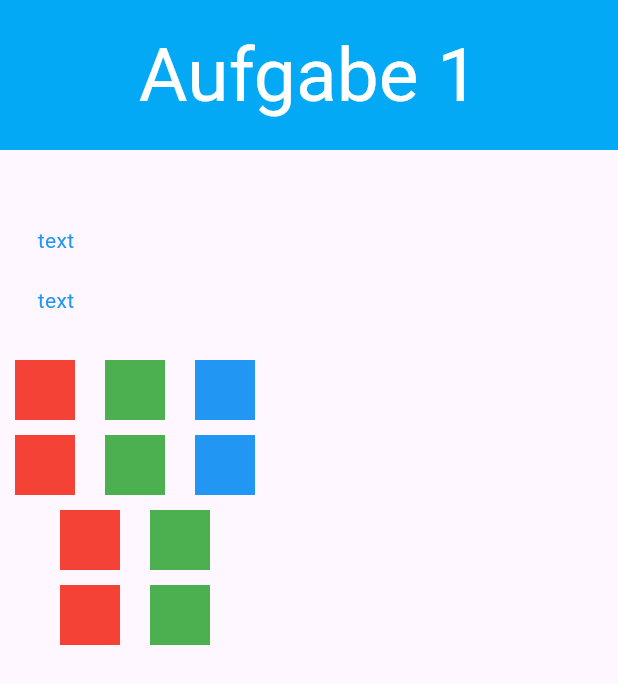
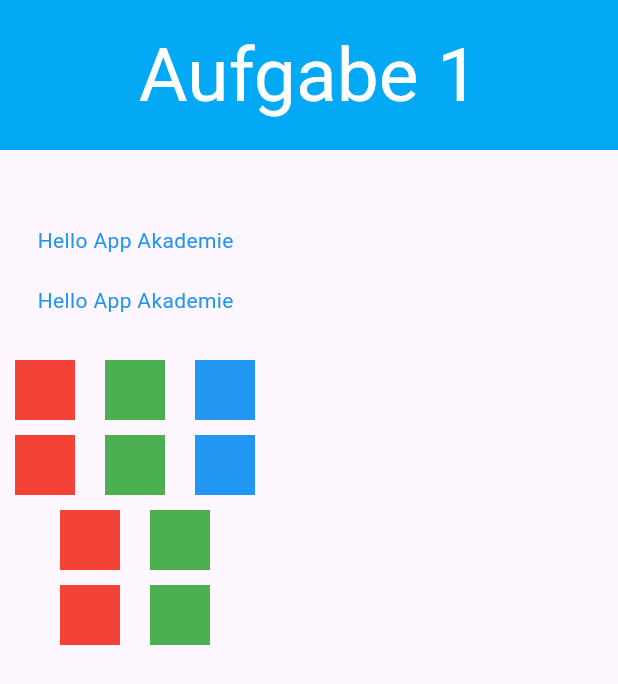
Before and after one commit to fabianStro/GitHubFolder, a Flutter app: the screen it shows after launch, on a phone screen of 412 x 824 dp. Shown: the top 684 px of the screen. Run offline on Flutter 3.47's test engine with Material 3 defaults, Android fonts, the phone set to English and light mode, and no system bars.

Commit message:
Widget Overview

```diff
--- a/Flutter/flutter_application_widgetoverview/lib/main.dart
+++ b/Flutter/flutter_application_widgetoverview/lib/main.dart
@@ -27,7 +27,7 @@ class MyApp extends StatelessWidget {
               children: [
                 Container(
                   margin: EdgeInsets.only(top: 50.0, left: 25.0),
-                  child: Titles(text: 'text', style: 'color'),
+                  child: Titles(text: 'Hello App Akademie', style: 'color'),
                 ), // Text
               ], // children Row 1
             ), // Row Text1, // Row1
@@ -35,7 +35,7 @@ class MyApp extends StatelessWidget {
               children: [
                 Container(
                   margin: EdgeInsets.only(top: 20.0, left: 25.0, bottom: 20.0),
-                  child: Titles(text: 'text', style: 'color'),
+                  child: Titles(text: 'Hello App Akademie', style: 'color'),
                 ), // Text
               ], // children Row 2
             ), // ROW2
```
